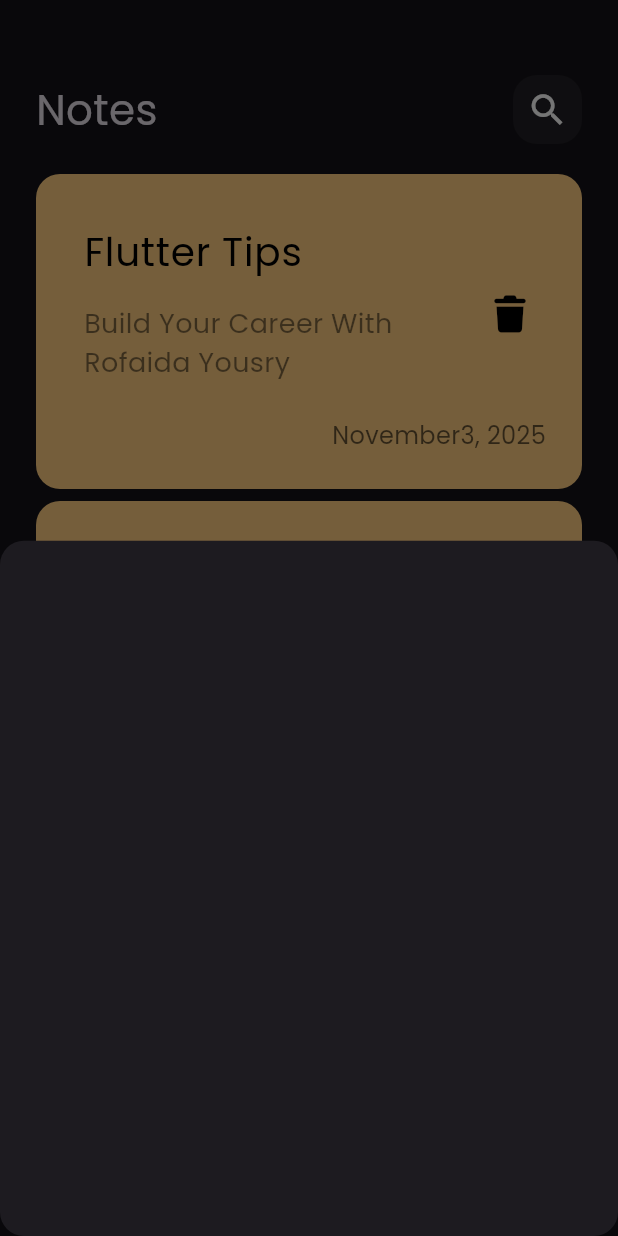
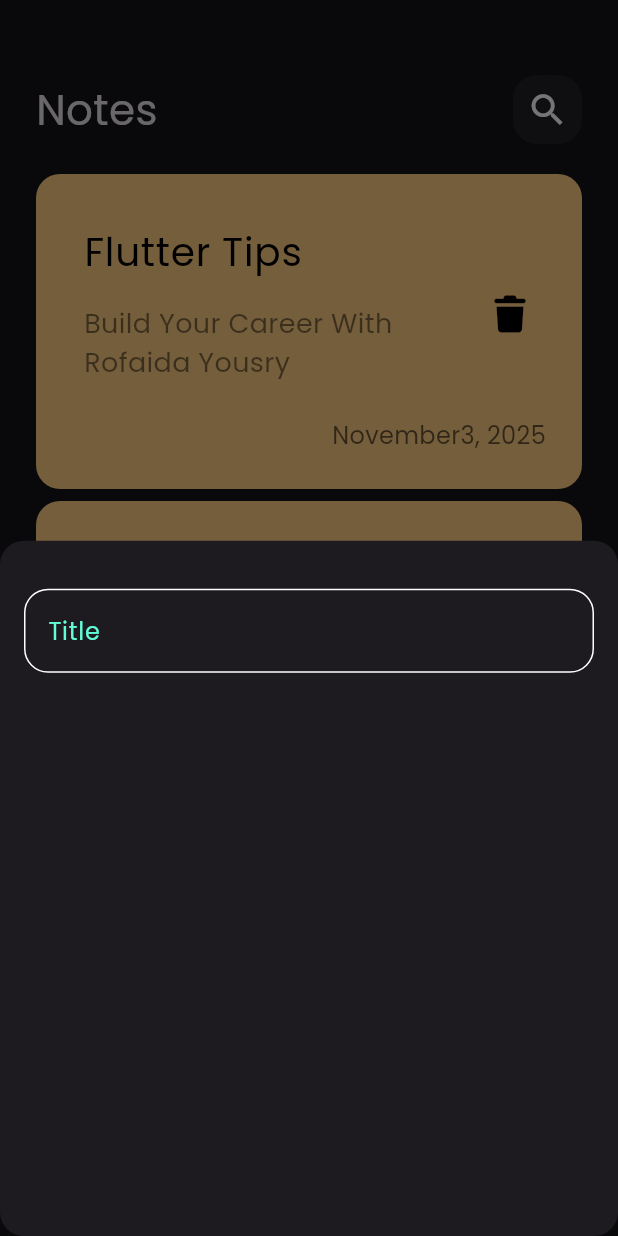
Before and after one commit to Rofaida-yousry26/notes_app, a Flutter app: the screen it shows after launch, after a tap on the "add" icon, on a phone screen of 412 x 824 dp. Run offline on Flutter 3.47's test engine with Material 3 defaults, Android fonts, the phone set to English and light mode, and no system bars; our stand-ins replace font_awesome_flutter.

Commit message:
create custom text field

```diff
--- /dev/null
+++ b/lib/constants/constants.dart
@@ -0,0 +1,3 @@
+import 'package:flutter/material.dart';
+
+const kPrimaryColor =  Color(0xff62fcd7);
--- a/lib/widgets/add_note_bottom_sheet.dart
+++ b/lib/widgets/add_note_bottom_sheet.dart
@@ -1,10 +1,19 @@
 import 'package:flutter/material.dart';
+import 'package:notes_application/widgets/custom_text_field.dart';
 
 class AddNoteBottomSheet extends StatelessWidget {
   const AddNoteBottomSheet({super.key});
 
   @override
   Widget build(BuildContext context) {
-    return  Container();
+    return  Padding(
+      padding: const EdgeInsets.symmetric(horizontal: 16),
+      child: Column(
+        children: [
+          SizedBox(height: 32,),
+          CustomTextField()
+        ],
+      ),
+    );
   }
 }
--- /dev/null
+++ b/lib/widgets/custom_text_field.dart
@@ -0,0 +1,31 @@
+import 'package:flutter/material.dart';
+import 'package:notes_application/constants/constants.dart';
+
+class CustomTextField extends StatelessWidget {
+  const CustomTextField({super.key});
+
+  @override
+  Widget build(BuildContext context) {
+    return TextField(
+      cursorColor: kPrimaryColor,
+      decoration:InputDecoration(
+        hintText: 'Title',
+        hintStyle:TextStyle(
+          color: kPrimaryColor
+        ) ,
+        border: buildBorder(),
+        enabledBorder: buildBorder(),
+        focusedBorder: buildBorder(kPrimaryColor),
+      ),
+    );
+  }
+
+  OutlineInputBorder buildBorder( [color]) {
+    return OutlineInputBorder(
+        borderRadius: BorderRadius.circular(16),
+        borderSide: BorderSide(
+          color:color?? Colors.white
+        )
+      );
+  }
+}
```
